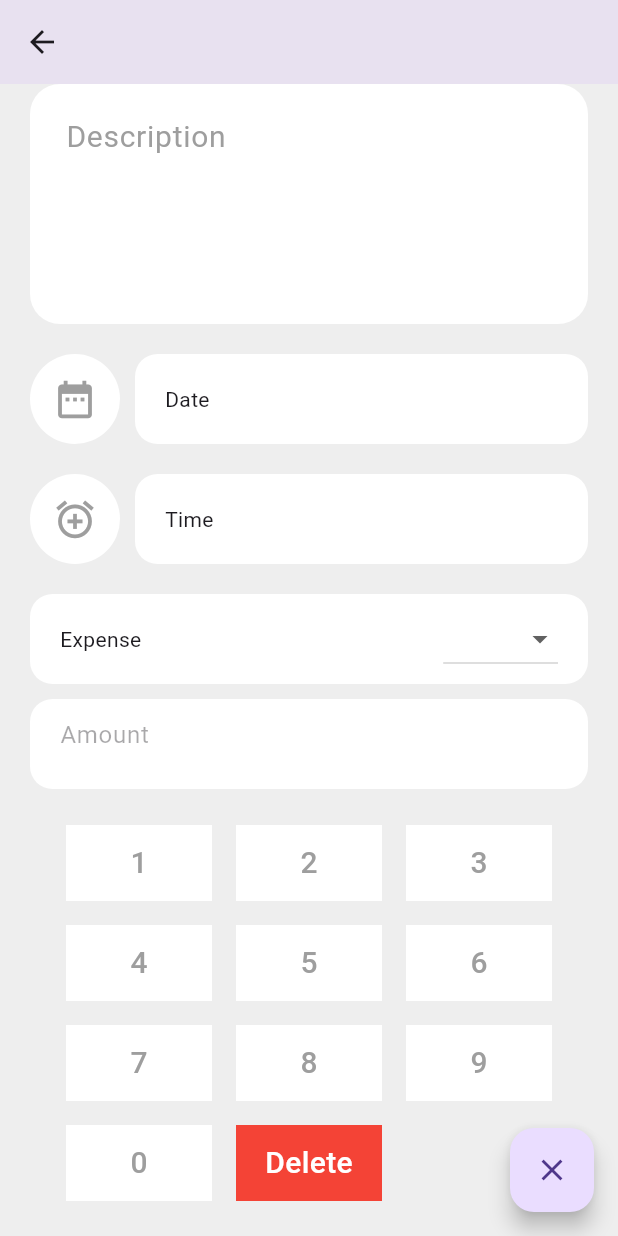
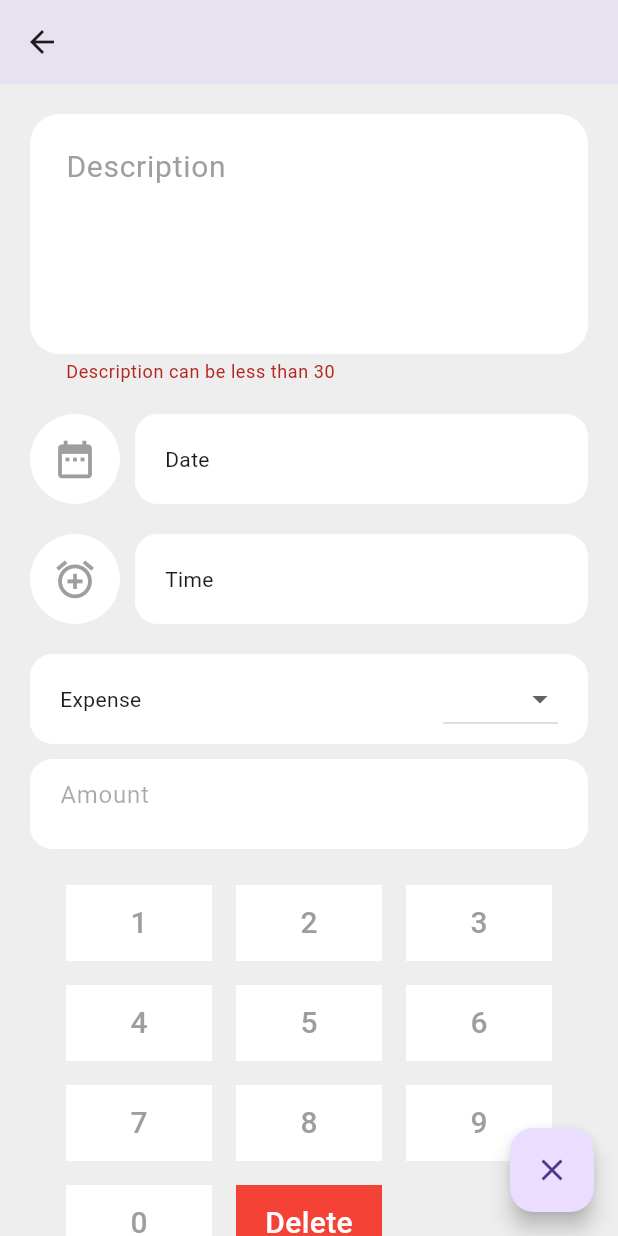
Before and after one commit to MurtazaFlutter/Expense-Tracker--BloC-Pattern, a Flutter app: the AddExpensesScreen screen opened directly, scrolled down 110 dp, after a tap on the "clear" icon, on a phone screen of 412 x 824 dp. Run offline on Flutter 3.47's test engine with Material 3 defaults, Android fonts, the phone set to English and light mode, and no system bars; our stand-ins replace fl_chart, flutter_bloc, gap.

Commit message:
done with adding bloc cubit state management

```diff
--- /dev/null
+++ b/lib/cubit/date_time_cubit.dart
@@ -0,0 +1,26 @@
+import 'package:flutter/material.dart';
+import 'package:flutter_bloc/flutter_bloc.dart';
+
+class DateTimeCubit extends Cubit<DateTimeState> {
+  DateTimeCubit() : super(DateTimeState());
+
+  void updateDate(DateTime? date) {
+    emit(state.copyWith(selectedDate: date));
+  }
+
+  void updateTime(TimeOfDay? time) {
+    emit(state.copyWith(selectTime: time));
+  }
+}
+
+class DateTimeState {
+  final DateTime? selectedDate;
+  final TimeOfDay? selectedTime;
+  DateTimeState({this.selectedDate, this.selectedTime});
+
+  DateTimeState copyWith({DateTime? selectedDate, TimeOfDay? selectTime}) {
+    return DateTimeState(
+        selectedDate: selectedDate ?? this.selectedDate,
+        selectedTime: selectTime ?? selectedTime);
+  }
+}
--- a/lib/main.dart
+++ b/lib/main.dart
@@ -1,5 +1,7 @@
+import 'package:expense_tracker/cubit/date_time_cubit.dart';
 import 'package:expense_tracker/views/home/views/home.dart';
 import 'package:flutter/material.dart';
+import 'package:flutter_bloc/flutter_bloc.dart';
 
 void main() {
   runApp(const MyApp());
@@ -10,12 +12,15 @@ class MyApp extends StatelessWidget {
 
   @override
   Widget build(BuildContext context) {
-    return MaterialApp(
-      theme: ThemeData(
-        scaffoldBackgroundColor: Colors.grey.shade200,
+    return BlocProvider(
+      create: (context) => DateTimeCubit(),
+      child: MaterialApp(
+        theme: ThemeData(
+          scaffoldBackgroundColor: Colors.grey.shade200,
+        ),
+        debugShowCheckedModeBanner: false,
+        home: const HomeScreen(),
       ),
-      debugShowCheckedModeBanner: false,
-      home: const HomeScreen(),
     );
   }
 }
--- a/lib/views/add/views/add_expenses.dart
+++ b/lib/views/add/views/add_expenses.dart
@@ -1,7 +1,8 @@
 import 'package:expense_tracker/common/utils/app_consts.dart';
+import 'package:expense_tracker/views/add/widgets/dialer_button.dart';
+import 'package:expense_tracker/views/add/widgets/expense.dart';
 import 'package:flutter/material.dart';
 import 'package:gap/gap.dart';
-import 'package:intl/intl.dart';
 import '../widgets/custom_text_field.dart';
 
 class AddExpensesScreen extends StatefulWidget {
@@ -17,29 +18,50 @@ class _AddExpensesScreenState extends State<AddExpensesScreen> {
   final TextEditingController amountController = TextEditingController();
   String? categoryValue;
 
+  final _formKey = GlobalKey<FormState>();
+
+  void submit() {
+    if (_formKey.currentState!.validate()) {
+      if (categoryValue == null) {
+        ScaffoldMessenger.of(context)
+            .showSnackBar(const SnackBar(content: Text("Select Category")));
+      }
+    }
+  }
+
   @override
   Widget build(BuildContext context) {
     return Scaffold(
       floatingActionButton: FloatingActionButton(
-        onPressed: () {},
+        onPressed: submit,
         child: const Icon(Icons.clear),
       ),
       appBar: AppBar(),
       body: SafeArea(
         child: Padding(
           padding: const EdgeInsets.symmetric(horizontal: 20),
+          child: Form(
+            key: _formKey,
             child: ListView(
               children: [
                 const Gap(20),
                 CustomTextField(
-                validator: (value) {},
+                  validator: (value) {
+                    if (value!.length <= 30) {
+                      return 'Title can be less than 30';
+                    }
+                  },
                   maxLines: 1,
                   controller: title,
                   hintText: 'Title',
                 ),
                 const Gap(20),
                 CustomTextField(
-                validator: (value) {},
+                  validator: (value) {
+                    if (value!.length <= 100) {
+                      return 'Description can be less than 30';
+                    }
+                  },
                   maxLines: 5,
                   controller: description,
                   hintText: 'Description',
@@ -109,7 +131,8 @@ class _AddExpensesScreenState extends State<AddExpensesScreen> {
                     itemCount: AppConsts.payNumbers.length,
                     shrinkWrap: true,
                     physics: const NeverScrollableScrollPhysics(),
-                  gridDelegate: const SliverGridDelegateWithFixedCrossAxisCount(
+                    gridDelegate:
+                        const SliverGridDelegateWithFixedCrossAxisCount(
                       crossAxisCount: 3,
                       childAspectRatio: 1.7,
                     ),
@@ -138,150 +161,7 @@ class _AddExpensesScreenState extends State<AddExpensesScreen> {
             ),
           ),
         ),
-    );
-  }
-}
-
-class DialerButton extends StatelessWidget {
-  final String label;
-  final int index;
-  final IconData? icon;
-  final VoidCallback onPressed;
-
-  const DialerButton({
-    Key? key,
-    required this.label,
-    required this.index,
-    this.icon,
-    required this.onPressed,
-  }) : super(key: key);
-
-  @override
-  Widget build(BuildContext context) {
-    return InkWell(
-      onTap: onPressed,
-      child: Container(
-        decoration: BoxDecoration(
-          color: index == 10 ? Colors.red : Colors.white,
-        ),
-        child: Center(
-          child: Text(
-            label,
-            style: TextStyle(
-              fontSize: 20,
-              fontWeight: FontWeight.w500,
-              color: index == 10 ? Colors.white : Colors.grey,
-            ),
-          ),
-        ),
       ),
     );
   }
 }
-
-class ExpenseFlow extends StatefulWidget {
-  final IconData icon;
-  final String title;
-  final VoidCallback onTap;
-
-  const ExpenseFlow({
-    Key? key,
-    required this.onTap,
-    required this.icon,
-    required this.title,
-  }) : super(key: key);
-
-  @override
-  _ExpenseFlowState createState() => _ExpenseFlowState();
-}
-
-class _ExpenseFlowState extends State<ExpenseFlow> {
-  DateTime? selectedDate;
-  TimeOfDay? selectedTime;
-
-  Future<void> _selectDate(BuildContext context) async {
-    final DateTime? pickedDate = await showDatePicker(
-      context: context,
-      initialDate: DateTime.now(),
-      firstDate: DateTime(2000),
-      lastDate: DateTime(2101),
-    );
-
-    if (pickedDate != null && pickedDate != selectedDate) {
-      setState(() {
-        selectedDate = pickedDate;
-      });
-    }
-  }
-
-  Future<void> _selectTime(BuildContext context) async {
-    final TimeOfDay? pickedTime = await showTimePicker(
-      context: context,
-      initialTime: TimeOfDay.now(),
-    );
-
-    if (pickedTime != null && pickedTime != selectedTime) {
-      setState(() {
-        selectedTime = pickedTime;
-      });
-    }
-  }
-
-  @override
-  Widget build(BuildContext context) {
-    return Row(
-      children: [
-        Container(
-          height: 60,
-          width: 60,
-          decoration: const BoxDecoration(
-            color: Colors.white,
-            shape: BoxShape.circle,
-          ),
-          child: IconButton(
-            onPressed: () {
-              if (widget.title == 'Date') {
-                _selectDate(context);
-              } else if (widget.title == 'Time') {
-                _selectTime(context);
-              }
-            },
-            icon: Icon(
-              widget.icon,
-              size: 30,
-              color: Colors.grey,
-            ),
-          ),
-        ),
-        const Gap(10),
-        Expanded(
-          child: Container(
-            height: 60,
-            decoration: BoxDecoration(
-              color: Colors.white,
-              borderRadius: BorderRadius.circular(15),
-            ),
-            child: Padding(
-              padding: const EdgeInsets.symmetric(horizontal: 20, vertical: 20),
-              child: Text(_getSelectedDateTime()),
-            ),
-          ),
-        ),
-      ],
-    );
-  }
-
-  String _getSelectedDateTime() {
-    if (selectedDate != null && selectedTime != null) {
-      final formattedDate = DateFormat.yMd().format(selectedDate!);
-      final formattedTime = selectedTime!.format(context);
-      return '$formattedDate $formattedTime';
-    } else if (selectedDate != null) {
-      return DateFormat.yMd().format(selectedDate!);
-    } else if (selectedTime != null) {
-      return selectedTime!.format(context);
-    } else {
-      return widget.title;
-    }
-  }
-}
--- /dev/null
+++ b/lib/views/add/widgets/dialer_button.dart
@@ -0,0 +1,38 @@
+import 'package:flutter/material.dart';
+
+class DialerButton extends StatelessWidget {
+  final String label;
+  final int index;
+  final IconData? icon;
+  final VoidCallback onPressed;
+
+  const DialerButton({
+    Key? key,
+    required this.label,
+    required this.index,
+    this.icon,
+    required this.onPressed,
+  }) : super(key: key);
+
+  @override
+  Widget build(BuildContext context) {
+    return InkWell(
+      onTap: onPressed,
+      child: Container(
+        decoration: BoxDecoration(
+          color: index == 10 ? Colors.red : Colors.white,
+        ),
+        child: Center(
+          child: Text(
+            label,
+            style: TextStyle(
+              fontSize: 20,
+              fontWeight: FontWeight.w500,
+              color: index == 10 ? Colors.white : Colors.grey,
+            ),
+          ),
+        ),
+      ),
+    );
+  }
+}
--- /dev/null
+++ b/lib/views/add/widgets/expense.dart
@@ -0,0 +1,118 @@
+import 'package:expense_tracker/cubit/date_time_cubit.dart';
+import 'package:flutter/material.dart';
+import 'package:flutter_bloc/flutter_bloc.dart';
+import 'package:gap/gap.dart';
+import 'package:intl/intl.dart';
+
+class ExpenseFlow extends StatefulWidget {
+  final IconData icon;
+  final String title;
+  final VoidCallback onTap;
+
+  const ExpenseFlow({
+    Key? key,
+    required this.onTap,
+    required this.icon,
+    required this.title,
+  }) : super(key: key);
+
+  @override
+  ExpenseFlowState createState() => ExpenseFlowState();
+}
+
+class ExpenseFlowState extends State<ExpenseFlow> {
+  late DateTimeCubit _dateTimeCubit;
+
+  @override
+  void initState() {
+    super.initState();
+    _dateTimeCubit = DateTimeCubit();
+  }
+
+  Future<void> _selectDate(BuildContext context) async {
+    final DateTime? pickedDate = await showDatePicker(
+      context: context,
+      initialDate: DateTime.now(),
+      firstDate: DateTime(2000),
+      lastDate: DateTime(2101),
+    );
+
+    if (pickedDate != null && pickedDate != _dateTimeCubit.state.selectedDate) {
+      _dateTimeCubit.updateDate(pickedDate);
+    }
+  }
+
+  Future<void> _selectTime(BuildContext context) async {
+    final TimeOfDay? pickedTime = await showTimePicker(
+      context: context,
+      initialTime: TimeOfDay.now(),
+    );
+
+    if (pickedTime != null && pickedTime != _dateTimeCubit.state.selectedTime) {
+      _dateTimeCubit.updateTime(pickedTime);
+    }
+  }
+
+  @override
+  Widget build(BuildContext context) {
+    return BlocBuilder<DateTimeCubit, DateTimeState>(
+      bloc: _dateTimeCubit,
+      builder: (context, state) {
+        return Row(
+          children: [
+            Container(
+              height: 60,
+              width: 60,
+              decoration: const BoxDecoration(
+                color: Colors.white,
+                shape: BoxShape.circle,
+              ),
+              child: IconButton(
+                onPressed: () {
+                  if (widget.title == 'Date') {
+                    _selectDate(context);
+                  } else if (widget.title == 'Time') {
+                    _selectTime(context);
+                  }
+                },
+                icon: Icon(
+                  widget.icon,
+                  size: 30,
+                  color: Colors.grey,
+                ),
+              ),
+            ),
+            const Gap(10),
+            Expanded(
+              child: Container(
+                height: 60,
+                decoration: BoxDecoration(
+                  color: Colors.white,
+                  borderRadius: BorderRadius.circular(15),
+                ),
+                child: Padding(
+                    padding: const EdgeInsets.symmetric(
+                        horizontal: 20, vertical: 20),
+                    child: Text(_getSelectedDateTime(state))),
+              ),
+            ),
+          ],
+        );
+      },
+    );
+  }
+
+  String _getSelectedDateTime(DateTimeState state) {
+    if (state.selectedDate != null && state.selectedTime != null) {
+      final formattedDate = DateFormat.yMd().format(state.selectedDate!);
+      final formattedTime = state.selectedTime!.format(context);
+      return '$formattedDate $formattedTime';
+    } else if (state.selectedDate != null) {
+      return DateFormat.yMd().format(state.selectedDate!);
+    } else if (state.selectedTime != null) {
+      return state.selectedTime!.format(context);
+    } else {
+      return widget.title;
+    }
+  }
+}
--- a/pubspec.yaml
+++ b/pubspec.yaml
@@ -41,6 +41,7 @@ dependencies:
   riverpod: ^2.4.9
   gap: ^3.0.1
   intl: ^0.19.0
+  flutter_bloc: ^8.1.3
 
 dev_dependencies:
   flutter_test:
```
Also changed, not shown: lib/cubit/add_expense_cubit.dart (added, +117 -0 lines), pubspec.lock. Lines whose indentation alone changed are shown as unchanged.
